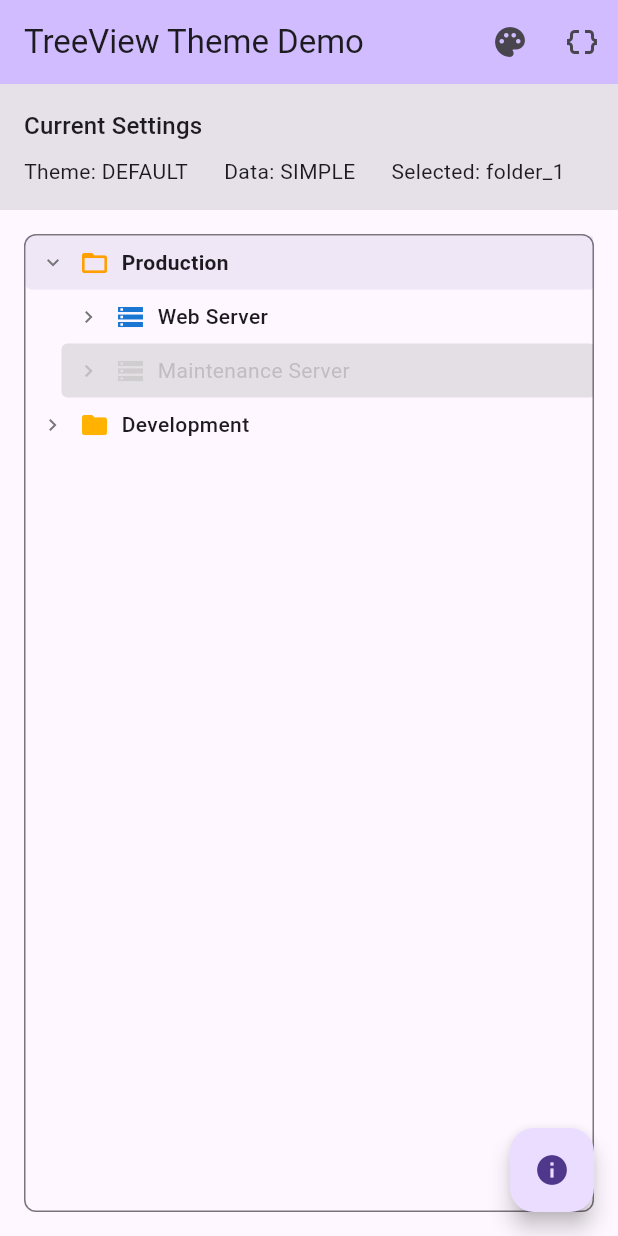
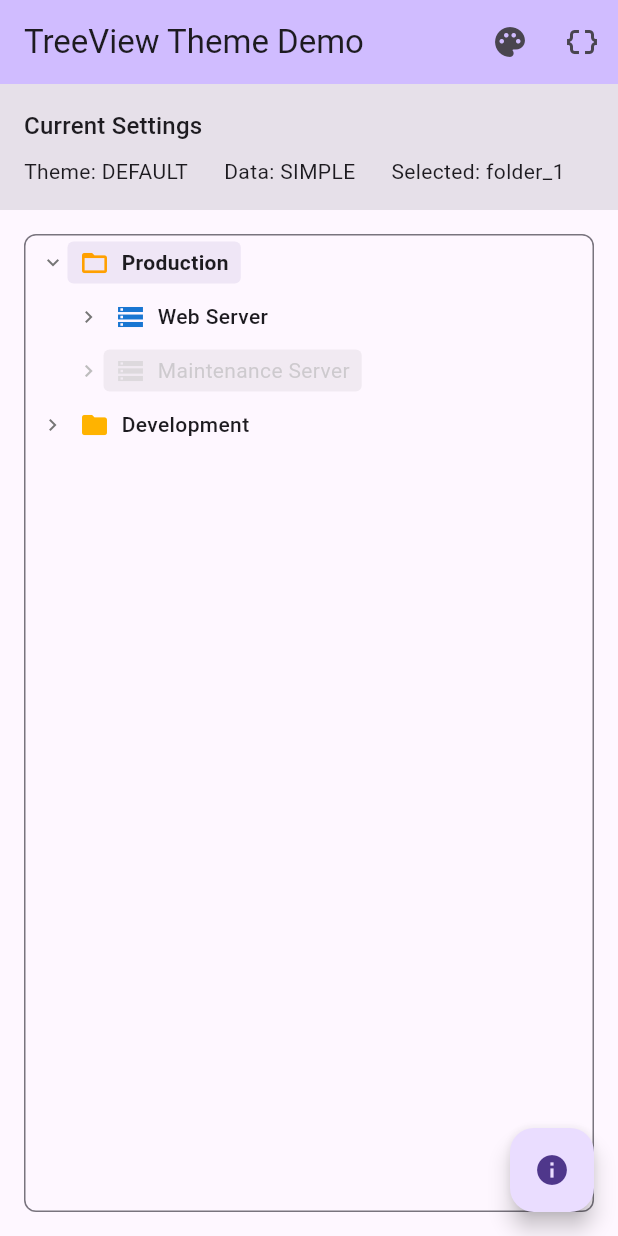
Before and after one commit to kihyun1998/flutter_basic_folderview, a Flutter app: the screen it shows after launch, after a tap on "Production", on a phone screen of 412 x 824 dp. Run offline on Flutter 3.47's test engine with Material 3 defaults, Android fonts, the phone set to English and light mode, and no system bars.

Commit message:
Update tree_view.dart

```diff
--- a/lib/src/widgets/tree_view.dart
+++ b/lib/src/widgets/tree_view.dart
@@ -405,7 +405,7 @@ class _TreeViewState extends State<TreeView> with TickerProviderStateMixin {
     return baseStyle;
   }
 
-  /// 확장 가능한 아이템 레이아웃 (완전히 테마 적용)
+  /// 확장 가능한 아이템 레이아웃 (hover와 선택 영역 일치)
   Widget _buildExpandableItemLayout({
     required TreeNode node,
     required int depth,
@@ -427,10 +427,6 @@ class _TreeViewState extends State<TreeView> with TickerProviderStateMixin {
         padding: EdgeInsets.symmetric(
           horizontal: theme.nodeHorizontalPadding,
           vertical: theme.nodeVerticalPadding,
-        ),
-        decoration: BoxDecoration(
-          color: _getNodeBackgroundColor(node),
-          borderRadius: theme.nodeBorderRadius,
         ),
         child: Row(
           mainAxisSize: MainAxisSize.min,
@@ -457,6 +453,10 @@ class _TreeViewState extends State<TreeView> with TickerProviderStateMixin {
                     : null,
                 child: AnimatedContainer(
                   duration: theme.hoverAnimationDuration,
+                  decoration: BoxDecoration(
+                    color: _getNodeBackgroundColor(node), // 선택된 배경색을 여기로 이동
+                    borderRadius: theme.nodeBorderRadius,
+                  ),
                   padding: EdgeInsets.symmetric(
                     vertical: theme.nodeSpacing,
                     horizontal: 8.0,
@@ -481,7 +481,7 @@ class _TreeViewState extends State<TreeView> with TickerProviderStateMixin {
     );
   }
 
-  /// Account 아이템 레이아웃 (완전히 테마 적용)
+  /// Account 아이템 레이아웃 (hover와 선택 영역 일치)
   Widget _buildAccountItemLayout({
     required TreeNode node,
     required int depth,
@@ -502,10 +502,6 @@ class _TreeViewState extends State<TreeView> with TickerProviderStateMixin {
         padding: EdgeInsets.symmetric(
           horizontal: theme.nodeHorizontalPadding,
           vertical: theme.nodeVerticalPadding,
-        ),
-        decoration: BoxDecoration(
-          color: _getNodeBackgroundColor(node),
-          borderRadius: theme.nodeBorderRadius,
         ),
         child: Row(
           mainAxisSize: MainAxisSize.min,
@@ -540,6 +536,10 @@ class _TreeViewState extends State<TreeView> with TickerProviderStateMixin {
                     : null,
                 child: AnimatedContainer(
                   duration: theme.hoverAnimationDuration,
+                  decoration: BoxDecoration(
+                    color: _getNodeBackgroundColor(node), // 선택된 배경색을 여기로 이동
+                    borderRadius: theme.nodeBorderRadius,
+                  ),
                   padding: EdgeInsets.symmetric(
                     vertical: theme.nodeSpacing,
                     horizontal: 8.0,
```
